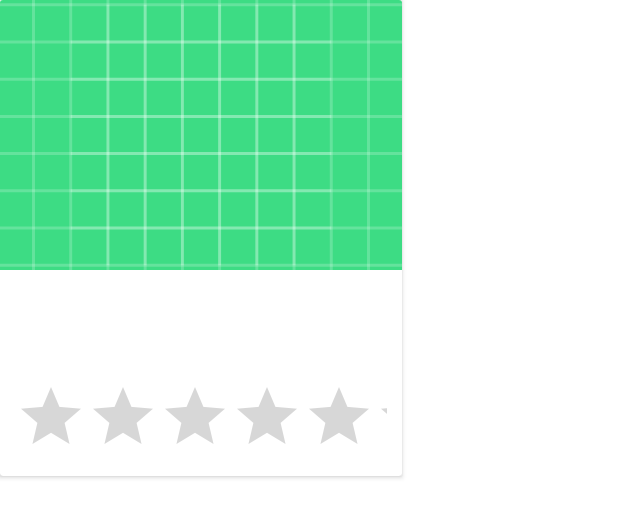
After one commit to yuri94/MovieApp, an Android app: the layout movie_list_item.xml on its own in the app's theme, with its tools: preview values and no code run, on a phone screen of 412 x 824 dp. The commit adds this screen. Shown: the top 518 px of the screen. Run offline under Robolectric (Android 15) with nearby library versions, the phone set to English and light mode, and no system bars.

Commit message:
fix network file

```diff
--- /dev/null
+++ b/app/src/main/res/layout/movie_list_item.xml
@@ -0,0 +1,87 @@
+<?xml version="1.0" encoding="utf-8"?>
+  <LinearLayout xmlns:android="http://schemas.android.com/apk/res/android"
+    android:layout_width="match_parent"
+    android:layout_height="match_parent"
+    android:orientation="vertical"
+    xmlns:app="http://schemas.android.com/apk/res-auto">
+
+
+
+
+  <androidx.cardview.widget.CardView
+        android:layout_width="268dp"
+        android:layout_height="317dp"
+        android:id="@+id/card_view"
+        app.cardEvelation= "10dp">
+
+
+
+    <LinearLayout
+        android:layout_width="match_parent"
+        android:layout_height="wrap_content"
+        android:orientation="vertical">
+
+
+    <ImageView
+        android:id="@+id/movie_img"
+        android:layout_width="match_parent"
+        android:layout_height="180dp"
+        android:scaleType="centerCrop"
+        android:src="@drawable/ic_launcher_background" />
+
+    <LinearLayout
+        android:layout_width="match_parent"
+        android:layout_height="wrap_content"
+        android:orientation="vertical"
+      android:padding="10dp">
+
+
+    <TextView
+        android:layout_width="wrap_content"
+        android:layout_height="wrap_content"
+        android:textSize="18sp"
+      android:textColor="#000000"
+      android:id="@+id/movie_title"/>
+
+
+    <LinearLayout
+        android:layout_width="match_parent"
+        android:layout_height="wrap_content"
+      android:orientation="horizontal"
+      android:weightSum="100">
+
+
+        <TextView
+            android:id="@+id/movie_category"
+            android:layout_width="match_parent"
+            android:layout_height="match_parent"
+            android:layout_weight="90"
+            android:gravity="start"
+            android:textSize="14sp" />
+
+
+    <TextView
+        android:layout_width="wrap_content"
+        android:layout_height="wrap_content"
+        android:layout_weight="10"
+      android:textSize="14sp"
+      android:id="@+id/movie_duration"
+      android:layout_gravity="center"></TextView>
+
+
+
+
+</LinearLayout>
+    </LinearLayout>
+
+        <RatingBar
+            android:layout_width="match_parent"
+            android:layout_height="wrap_content"
+            android:id="@+id/rating_bar"
+            android:layout_margin="10dp"
+            android:numStars="5"/>
+
+
+    </LinearLayout>
+    </androidx.cardview.widget.CardView>
+</LinearLayout>
```
Also changed, not shown: app/build.gradle (+6 -2 lines), app/src/main/java/com/example/movies/MainActivity.java (+31 -10 lines), app/src/main/java/com/example/movies/adapters/MovieRecyclerView.java (added, +65 -0 lines), app/src/main/java/com/example/movies/adapters/MovieViewHolder.java (added, +39 -0 lines), app/src/main/java/com/example/movies/adapters/OnMovieLiestener.java (added, +10 -0 lines), app/src/main/java/com/example/movies/models/MovieModel.java (+8 -4 lines), app/src/main/res/layout/activity_main.xml (+5 -9 lines), 1 other file.
